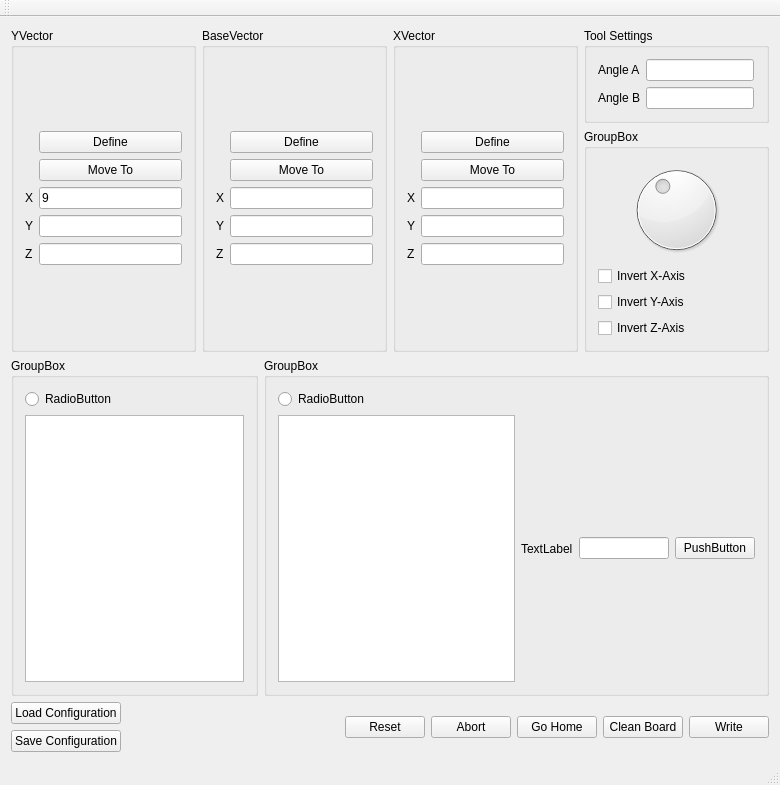
Above: src/DrawTextToPlaneGUI/maingui.ui from yoshi5534/schorsch-the-robot before the change. Below: the same form after it.
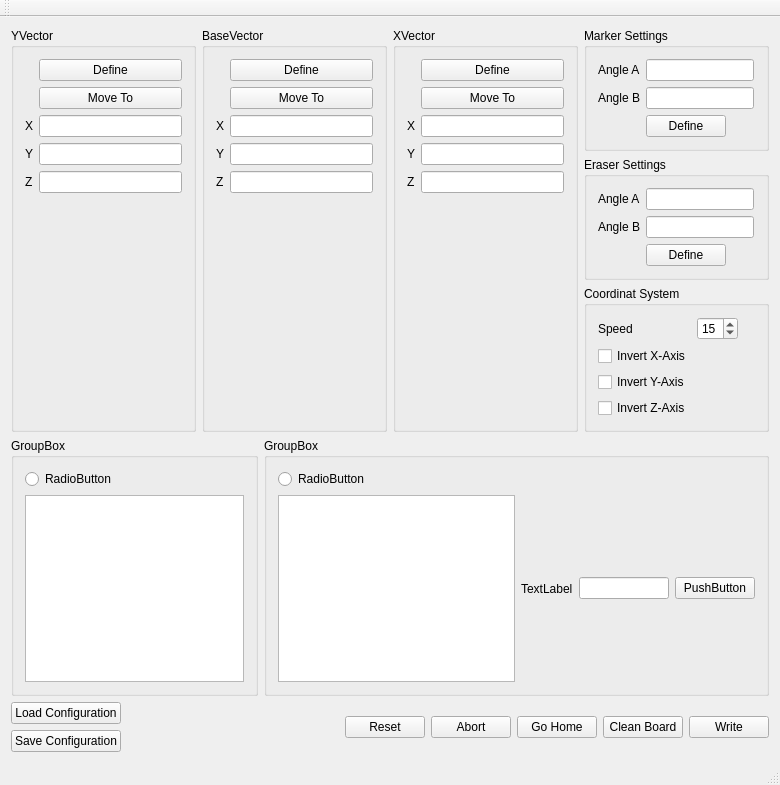
That is the form after the change.

Commit message: added additional gui elements and save method

```diff
--- a/src/DrawTextToPlaneGUI/maingui.ui
+++ b/src/DrawTextToPlaneGUI/maingui.ui
@@ -52,7 +52,7 @@
               <string/>
              </property>
              <property name="text">
-              <string>9</string>
+              <string/>
              </property>
             </widget>
            </item>
@@ -76,6 +76,19 @@
              </property>
             </widget>
            </item>
+           <item row="5" column="1">
+            <spacer name="verticalSpacer">
+             <property name="orientation">
+              <enum>Qt::Vertical</enum>
+             </property>
+             <property name="sizeHint" stdset="0">
+              <size>
+               <width>20</width>
+               <height>40</height>
+              </size>
+             </property>
+            </spacer>
+           </item>
           </layout>
          </item>
         </layout>
@@ -133,6 +146,19 @@
              </property>
             </widget>
            </item>
+           <item row="5" column="1">
+            <spacer name="verticalSpacer_2">
+             <property name="orientation">
+              <enum>Qt::Vertical</enum>
+             </property>
+             <property name="sizeHint" stdset="0">
+              <size>
+               <width>20</width>
+               <height>40</height>
+              </size>
+             </property>
+            </spacer>
+           </item>
           </layout>
          </item>
         </layout>
@@ -190,6 +216,19 @@
              </property>
             </widget>
            </item>
+           <item row="5" column="1">
+            <spacer name="verticalSpacer_3">
+             <property name="orientation">
+              <enum>Qt::Vertical</enum>
+             </property>
+             <property name="sizeHint" stdset="0">
+              <size>
+               <width>20</width>
+               <height>40</height>
+              </size>
+             </property>
+            </spacer>
+           </item>
           </layout>
          </item>
         </layout>
@@ -200,76 +239,139 @@
         <item>
          <widget class="QGroupBox" name="groupBox">
           <property name="title">
-           <string>Tool Settings</string>
+           <string>Marker Settings</string>
           </property>
           <layout class="QFormLayout" name="formLayout_2">
-           <property name="fieldGrowthPolicy">
-            <enum>QFormLayout::ExpandingFieldsGrow</enum>
-           </property>
            <item row="0" column="0">
             <layout class="QFormLayout" name="formLayout">
+             <property name="fieldGrowthPolicy">
+              <enum>QFormLayout::ExpandingFieldsGrow</enum>
+             </property>
+             <item row="1" column="0">
+              <widget class="QLabel" name="angleAMarkerLabel">
+               <property name="text">
+                <string>Angle A</string>
+               </property>
+              </widget>
+             </item>
+             <item row="1" column="1">
+              <widget class="QLineEdit" name="leAngleMarkerA"/>
+             </item>
+             <item row="2" column="0">
+              <widget class="QLabel" name="angleBMarkerLabel">
+               <property name="text">
+                <string>Angle B</string>
+               </property>
+              </widget>
+             </item>
+             <item row="2" column="1">
+              <widget class="QLineEdit" name="leAngleMarkerB"/>
+             </item>
+             <item row="3" column="1">
+              <widget class="QPushButton" name="defineMarkerButton">
+               <property name="text">
+                <string>Define</string>
+               </property>
+              </widget>
+             </item>
+            </layout>
+           </item>
+          </layout>
+         </widget>
+        </item>
+        <item>
+         <widget class="QGroupBox" name="groupBoxEraser">
+          <property name="title">
+           <string>Eraser Settings</string>
+          </property>
+          <layout class="QFormLayout" name="formLayout_3">
+           <item row="0" column="0">
+            <layout class="QFormLayout" name="formLayout_4">
+             <property name="fieldGrowthPolicy">
+              <enum>QFormLayout::ExpandingFieldsGrow</enum>
+             </property>
+             <item row="1" column="0">
+              <widget class="QLabel" name="angleAEraserLabel">
+               <property name="text">
+                <string>Angle A</string>
+               </property>
+              </widget>
+             </item>
+             <item row="1" column="1">
+              <widget class="QLineEdit" name="leAngleEraserA"/>
+             </item>
+             <item row="2" column="0">
+              <widget class="QLabel" name="angleBEraserLabel">
+               <property name="text">
+                <string>Angle B</string>
+               </property>
+              </widget>
+             </item>
+             <item row="2" column="1">
+              <widget class="QLineEdit" name="leAngleEraserB"/>
+             </item>
+             <item row="3" column="1">
+              <widget class="QPushButton" name="defineEraserButton">
+               <property name="text">
+                <string>Define</string>
+               </property>
+              </widget>
+             </item>
+            </layout>
+           </item>
+          </layout>
+         </widget>
+        </item>
+        <item>
+         <widget class="QGroupBox" name="groupBoxCoordinatSystem">
+          <property name="title">
+           <string>Coordinat System</string>
+          </property>
+          <layout class="QFormLayout" name="formLayout_5">
+           <item row="0" column="0">
+            <layout class="QFormLayout" name="formLayout_6">
              <item row="0" column="0">
-              <widget class="QLabel" name="angleALabel">
+              <widget class="QLabel" name="labelSpeed">
                <property name="text">
-                <string>Angle A</string>
+                <string>Speed</string>
                </property>
               </widget>
              </item>
              <item row="0" column="1">
-              <widget class="QLineEdit" name="leAngleA"/>
+              <widget class="QSpinBox" name="speedSpinBox">
+               <property name="minimum">
+                <number>1</number>
+               </property>
+               <property name="maximum">
+                <number>30</number>
+               </property>
+               <property name="value">
+                <number>15</number>
+               </property>
+              </widget>
              </item>
-             <item row="1" column="0">
-              <widget class="QLabel" name="angleBLabel">
+             <item row="2" column="0">
+              <widget class="QCheckBox" name="checkBoxInvertX">
                <property name="text">
-                <string>Angle B</string>
+                <string>Invert X-Axis</string>
                </property>
               </widget>
              </item>
-             <item row="1" column="1">
-              <widget class="QLineEdit" name="leAngleB"/>
+             <item row="3" column="0">
+              <widget class="QCheckBox" name="checkBoxInvertY">
+               <property name="text">
+                <string>Invert Y-Axis</string>
+               </property>
+              </widget>
+             </item>
+             <item row="4" column="0">
+              <widget class="QCheckBox" name="checkBoxInvertZ">
+               <property name="text">
+                <string>Invert Z-Axis</string>
+               </property>
+              </widget>
              </item>
             </layout>
-           </item>
-          </layout>
-          <zorder>dial</zorder>
-         </widget>
-        </item>
-        <item>
-         <widget class="QGroupBox" name="groupBox_2">
-          <property name="title">
-           <string>GroupBox</string>
-          </property>
-          <layout class="QVBoxLayout" name="verticalLayout_8">
-           <item>
-            <widget class="QDial" name="dial">
-             <property name="maximum">
-              <number>30</number>
-             </property>
-             <property name="value">
-              <number>12</number>
-             </property>
-            </widget>
-           </item>
-           <item>
-            <widget class="QCheckBox" name="checkBoxInvertX">
-             <property name="text">
-              <string>Invert X-Axis</string>
-             </property>
-            </widget>
-           </item>
-           <item>
-            <widget class="QCheckBox" name="checkBoxInvertY">
-             <property name="text">
-              <string>Invert Y-Axis</string>
-             </property>
-            </widget>
-           </item>
-           <item>
-            <widget class="QCheckBox" name="checkBoxInvertZ">
-             <property name="text">
-              <string>Invert Z-Axis</string>
-             </property>
-            </widget>
            </item>
           </layout>
          </widget>
```
Left out of the diff: 37 changed lines with no effect on the pictures. The commit also changes 2 other files.
